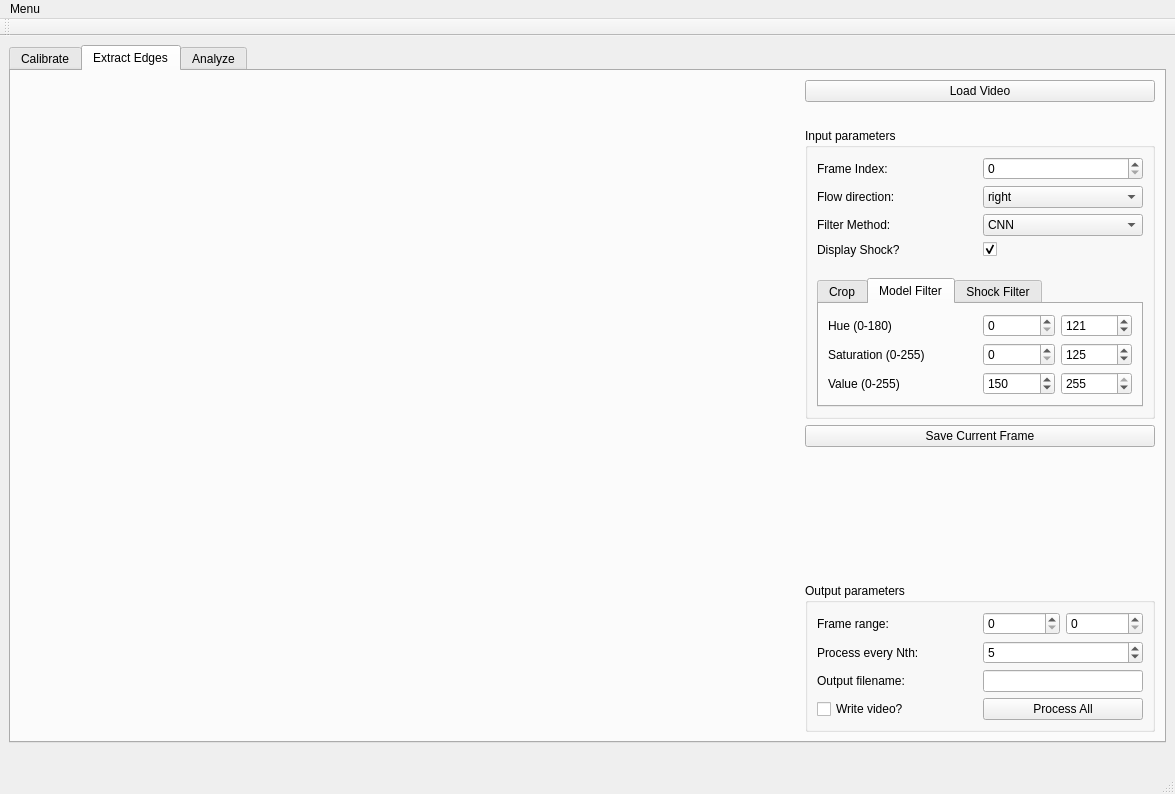
The window that arcjetCV/gui/arcjetCV.ui (magnus-haw/arcjetCV) describes before a commit, drawn with Qt 5.
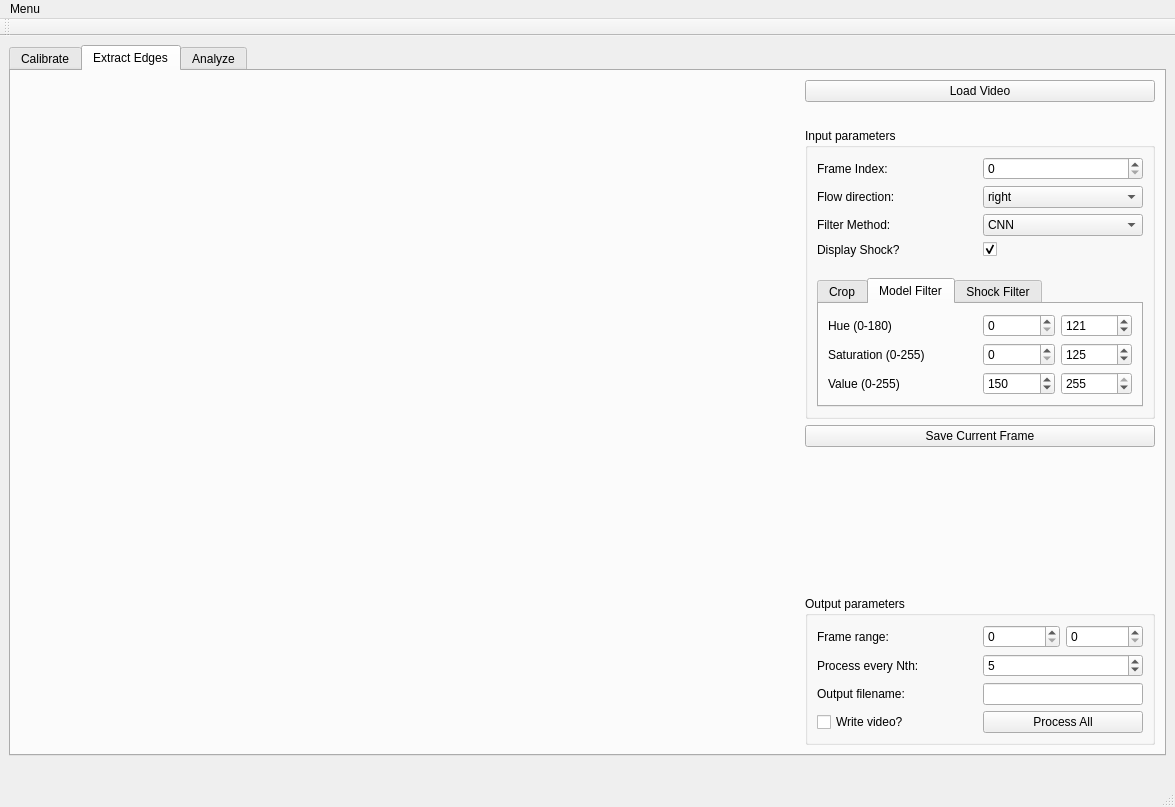
The same window after the commit.

What changed in the file:
```diff
--- a/arcjetCV/gui/arcjetCV.ui
+++ b/arcjetCV/gui/arcjetCV.ui
@@ -7,7 +7,7 @@
     <x>0</x>
     <y>0</y>
     <width>1175</width>
-    <height>794</height>
+    <height>807</height>
    </rect>
   </property>
   <property name="windowTitle">
```
Left out of the diff: 52 changed lines with no effect on the pictures.
